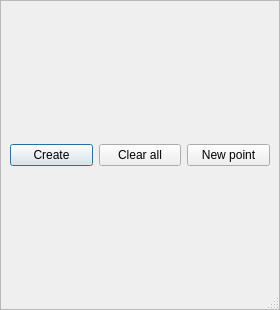
Old version of the form main/add_objects_forms/add_hill_form.ui in the repository UmbrellaLeaf5/locus_no_pilotus.
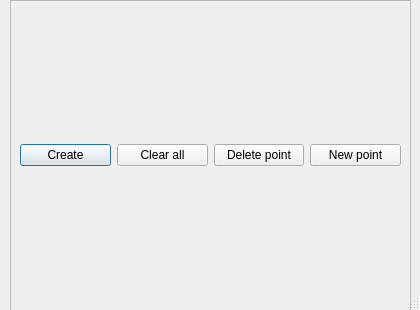
New version of the form. Icons and pictures are not drawn.

Commit message: add delete button to "AddHill" menu button

What changed in the file:
```diff
--- a/main/add_objects_forms/add_hill_form.ui
+++ b/main/add_objects_forms/add_hill_form.ui
@@ -6,7 +6,7 @@
    <rect>
     <x>0</x>
     <y>0</y>
-    <width>280</width>
+    <width>420</width>
     <height>310</height>
    </rect>
   </property>
@@ -24,7 +24,7 @@
   </property>
   <property name="maximumSize">
    <size>
-    <width>280</width>
+    <width>500</width>
     <height>310</height>
    </size>
   </property>
@@ -44,10 +44,10 @@
   <widget class="QScrollArea" name="scrollArea">
    <property name="geometry">
     <rect>
-     <x>0</x>
+     <x>10</x>
      <y>0</y>
-     <width>280</width>
-     <height>310</height>
+     <width>401</width>
+     <height>311</height>
     </rect>
    </property>
    <property name="sizePolicy">
@@ -64,8 +64,8 @@
      <rect>
       <x>0</x>
       <y>0</y>
-      <width>278</width>
-      <height>308</height>
+      <width>399</width>
+      <height>309</height>
      </rect>
     </property>
     <property name="sizePolicy">
@@ -111,6 +111,18 @@
          </property>
         </widget>
        </item>
+       <item>
+        <widget class="QPushButton" name="deletePushButton">
+         <property name="styleSheet">
+          <string notr="true">QPushButton::hover{background-color: rgb(184, 184, 184);border: 1px solid #6f6f6f;}
+QPushButton::pressed{background-color: rgb(135, 135, 135);}
+              </string>
+         </property>
+         <property name="text">
+          <string>Delete point</string>
+         </property>
+        </widget>
+       </item>
        <item>
         <widget class="QPushButton" name="newPushButton">
          <property name="styleSheet">
```
The commit also changes 2 other files.
